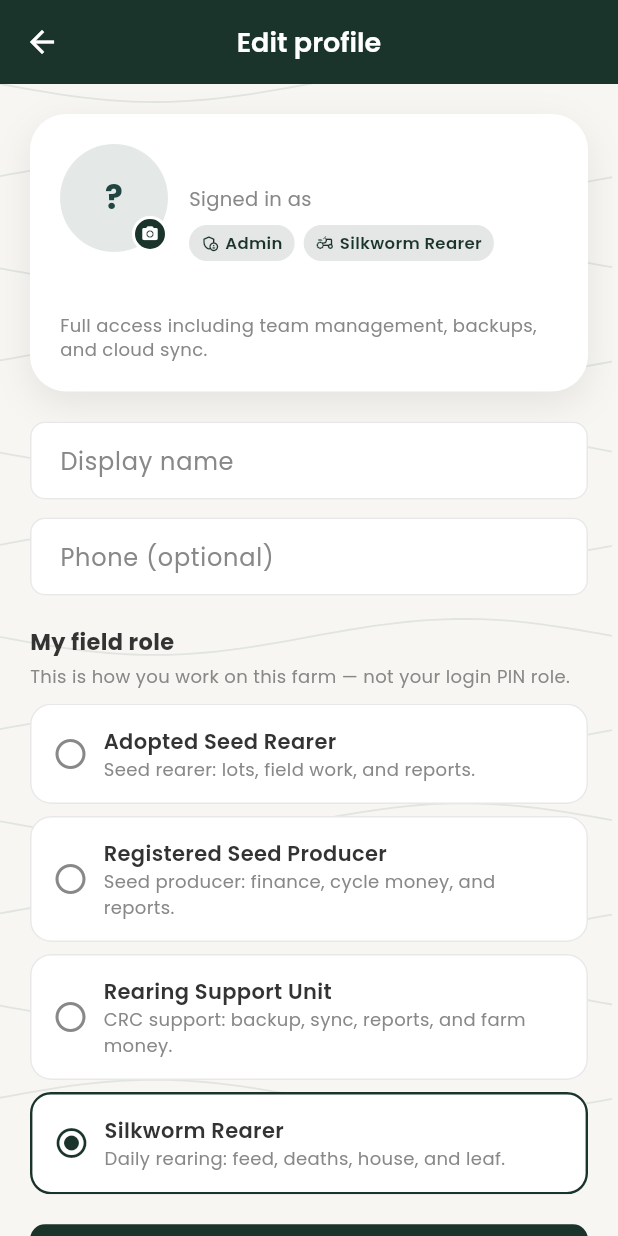
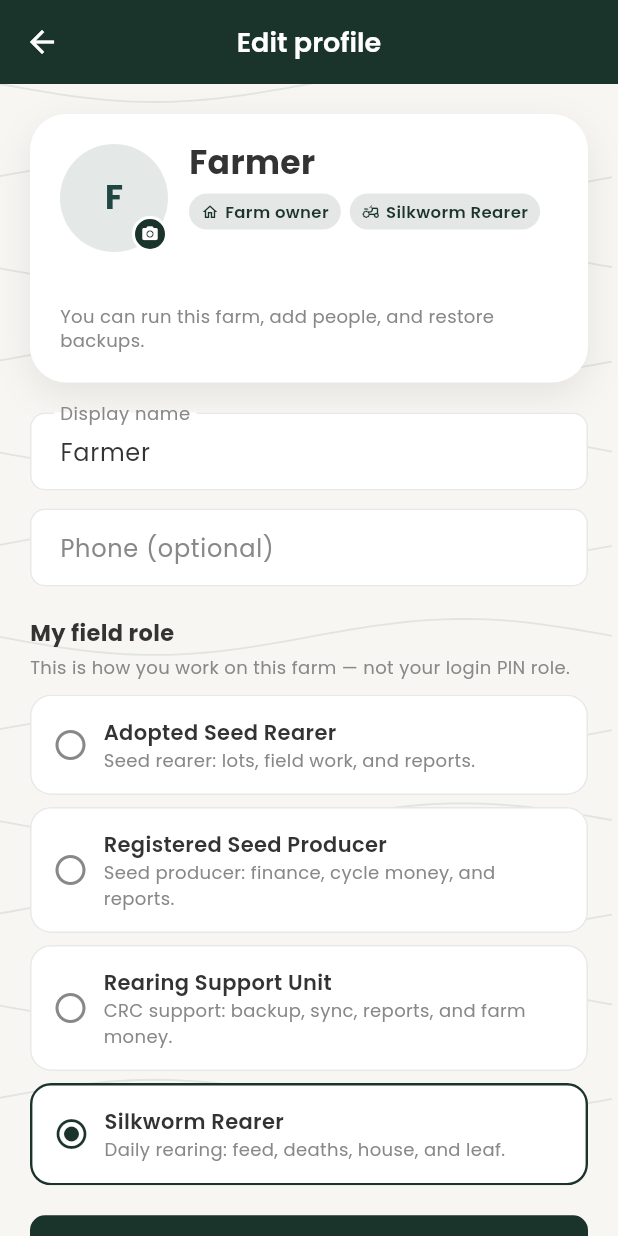
Before and after one commit to Dr-Rank1/Kalro-App, a Flutter app: the EditProfileScreen screen opened directly with empty values, on a phone screen of 412 x 824 dp. Run offline on Flutter 3.47's test engine with Material 3 defaults, Android fonts, the phone set to English and light mode, and no system bars; our stand-ins replace file_picker, fl_chart, flutter_local_notifications, google_fonts, image_picker and 3 more; missing offline and left inert: dart:ffi, sqlite3; accounts and stored records are empty.

Commit message:
fix: replace Admin labels with farm owner language in the public UI
Farmers should see owner/worker access, not an admin console, including leftover Admin display names.

```diff
--- a/lib/app.dart
+++ b/lib/app.dart
@@ -84,8 +84,8 @@ class _KalroAppState extends State<KalroApp> {
         user: AppUser(
           id: 'test-user',
           farmId: 'test-farm',
-          username: 'admin',
-          displayName: 'Admin',
+          username: 'farmer',
+          displayName: 'Farmer',
           pinHash: 'test',
           permission: AccountPermission.admin,
           createdAt: DateTime(2020),
--- a/lib/components/profile/farm_team_strip.dart
+++ b/lib/components/profile/farm_team_strip.dart
@@ -75,7 +75,7 @@ class FarmTeamStrip extends StatelessWidget {
                             backgroundColor:
                                 KalroColors.primaryGreen.withValues(alpha: 0.12),
                             child: Text(
-                              _initials(member.displayName),
+                              _initials(member.farmerFacingName),
                               style: GoogleFonts.poppins(
                                 fontSize: 12,
                                 fontWeight: FontWeight.w700,
@@ -85,7 +85,7 @@ class FarmTeamStrip extends StatelessWidget {
                           ),
                           const SizedBox(height: 4),
                           Text(
-                            you ? 'You'.tr : member.displayName,
+                            you ? 'You'.tr : member.farmerFacingName,
                             maxLines: 1,
                             overflow: TextOverflow.ellipsis,
                             textAlign: TextAlign.center,
--- a/lib/components/profile/profile_header.dart
+++ b/lib/components/profile/profile_header.dart
@@ -42,7 +42,7 @@ class ProfileHeader extends StatelessWidget {
             crossAxisAlignment: CrossAxisAlignment.start,
             children: [
               _Avatar(
-                name: user.displayName,
+                name: user.farmerFacingName,
                 photoPath: photo,
                 onEditPhoto: onEditPhoto,
               ),
@@ -52,13 +52,14 @@ class ProfileHeader extends StatelessWidget {
                   crossAxisAlignment: CrossAxisAlignment.start,
                   children: [
                     Text(
-                      user.displayName,
+                      user.farmerFacingName,
                       style: GoogleFonts.poppins(
                         fontSize: 22,
                         fontWeight: FontWeight.w700,
                         height: 1.15,
                       ),
                     ),
+                    if (user.showsLoginName) ...[
                       const SizedBox(height: 2),
                       Text(
                         Translator.fill('Signed in as {name}', {
@@ -69,6 +70,7 @@ class ProfileHeader extends StatelessWidget {
                           color: KalroColors.textMuted,
                         ),
                       ),
+                    ],
                     const SizedBox(height: 8),
                     Wrap(
                       spacing: 6,
--- a/lib/l10n/sw_messages.dart
+++ b/lib/l10n/sw_messages.dart
@@ -66,6 +66,7 @@ const swahiliMessages = <String, String>{
   'archived': 'yaliyohifadhiwa',
   'Are you sure you want to log out?': 'Una uhakika unataka kutoka?',
   'Ask an admin to change farm name, county, or houses.': 'Omba msimamizi abadilishe jina la shamba, kaunti, au nyumba.',
+  'Ask the farm owner to change farm name, county, or houses.': 'Omba mmiliki wa shamba abadilishe jina la shamba, kaunti, au nyumba.',
   'Average survival': 'Wastani wa kuishi',
   'Avg Survival': 'Kiwango cha kuishi',
   'Avg survival': 'Wastani wa kuishi',
@@ -232,6 +233,7 @@ const swahiliMessages = <String, String>{
   'Enter a valid price': 'Weka bei sahihi',
   'Enter quantity': 'Weka kiasi',
   'Enter what you purchased': 'Weka ulichonunua',
+  'Enter your login name': 'Weka jina la kuingia',
   'Enter your name': 'Andika jina lako',
   'Enter your username': 'Weka jina la kuingia',
   'Entries': 'Nyingizo',
@@ -273,12 +275,18 @@ const swahiliMessages = <String, String>{
   'Farm management hub': 'Kituo cha usimamizi',
   'Farm management is for administrators. Use My farm work for daily rearing tasks.': 'Usimamizi ni kwa wasimamizi. Tumia kazi ya kila siku kwa ufugaji.',
   'Farm operations': 'Shughuli za shamba',
+  'Farm owner': 'Mmiliki wa shamba',
+  'Farm owner access only': 'Akaunti ya mmiliki wa shamba pekee',
+  'Farm owner access required': 'Unahitaji akaunti ya mmiliki wa shamba',
   'Farm phone (optional)': 'Simu ya shamba (si lazima)',
   'Farm reminders': 'Vikumbusho vya shamba',
   'Farm settings': 'Mipangilio ya shamba',
+  'Farm settings are for the farm owner. Use Today and Farm for daily rearing work.': 'Mipangilio ya shamba ni ya mmiliki. Tumia Leo na Shamba kwa kazi ya kila siku.',
   'Farm settings saved': 'Mipangilio ya shamba imehifadhiwa',
   'Farm sync code': 'Msimbo wa shamba',
   'Farm tab, or Feed on this screen.': 'Kichupo cha Shamba, au Chakula kwenye skrini hii.',
+  'Farm worker': 'Mfanyakazi wa shamba',
+  'Farmer': 'Mfugaji',
   'Fed to worms': 'Yamelishwa visuwak',
   'Fed today': 'Imelishwa leo',
   'Feed': 'Chakula',
@@ -549,6 +557,7 @@ const swahiliMessages = <String, String>{
   'OK': 'Sawa',
   'On track': 'Iko sawa',
   'On · {time}': 'Imewashwa · {time}',
+  'Only the farm owner can restore backups': 'Mmiliki wa shamba pekee anaweza kurejesha nakala',
   'Only you on this farm': 'Wewe peke yako shambani',
   'Open': 'Wazi',
   'Open Kalro to log feed, house, and deaths.': 'Fungua Kalro kurekodi chakula, nyumba, na vifo.',
@@ -845,6 +854,7 @@ const swahiliMessages = <String, String>{
   'Username': 'Jina la kuingia',
   'Users': 'Watumiaji',
   'View larvae stock and batch details': 'Tazama mabuu na maelezo ya kundi',
+  'View only': 'Kuangalia tu',
   'Viewer': 'Mtaazamaji',
   'vs typical': 'dhidi ya kawaida',
   'Watch mortality': 'Angalia vifo',
@@ -859,6 +869,9 @@ const swahiliMessages = <String, String>{
   'Wrong username or PIN.': 'Jina la kuingia au PIN si sahihi.',
   'Yield/100 eggs': 'Mavuno/mayai 100',
   'You': 'Wewe',
+  'You can look at farm records. You cannot change them.': 'Unaweza kuangalia rekodi za shamba. Huwezi kuzibadilisha.',
+  'You can record lots, feeding, and harvests.': 'Unaweza kurekodi makundi, chakula, na mavuno.',
+  'You can run this farm, add people, and restore backups.': 'Unaweza kuendesha shamba hili, kuongeza watu, na kurejesha nakala.',
   'You will need your farm name, username, and PIN to sign in again.': 'Utahitaji jina la shamba, jina la kuingia, na PIN ili uingie tena.',
   'You will see feed or rest, live larvae, and one-tap Feed / Deaths / House for every batch.': 'Utaona chakula au pumziko, mabuu hai, na Feed / Vifo / Nyumba kwa kila kundi.',
   'You · account': 'Wewe · akaunti',
--- a/lib/models/account_permission.dart
+++ b/lib/models/account_permission.dart
@@ -4,9 +4,9 @@ import '../l10n/translator.dart';
 import '../theme/kalro_colors.dart';
 
 enum AccountPermission {
-  admin('Admin'),
-  caretaker('Caretaker'),
-  viewer('Viewer');
+  admin('Farm owner'),
+  caretaker('Farm worker'),
+  viewer('View only');
 
   const AccountPermission(this._label);
 
@@ -24,14 +24,15 @@ enum AccountPermission {
 
   String get description => switch (this) {
         AccountPermission.admin =>
-          'Full access including team management, backups, and cloud sync.'.tr,
+          'You can run this farm, add people, and restore backups.'.tr,
         AccountPermission.caretaker =>
-          'Can record batches, logs, payments, and purchases. Cannot manage users.'.tr,
-        AccountPermission.viewer => 'Read-only access to farm data and reports.'.tr,
+          'You can record lots, feeding, and harvests.'.tr,
+        AccountPermission.viewer =>
+          'You can look at farm records. You cannot change them.'.tr,
       };
 
   IconData get icon => switch (this) {
-        AccountPermission.admin => Icons.admin_panel_settings_outlined,
+        AccountPermission.admin => Icons.home_outlined,
         AccountPermission.caretaker => Icons.agriculture_outlined,
         AccountPermission.viewer => Icons.visibility_outlined,
       };
--- a/lib/models/app_user.dart
+++ b/lib/models/app_user.dart
@@ -1,3 +1,4 @@
+import '../l10n/translator.dart';
 import 'account_permission.dart';
 
 class AppUser {
@@ -24,6 +25,18 @@ class AppUser {
   final bool active;
   final String? phone;
   final String? photoPath;
+
+  /// Name shown in farmer UI. Legacy accounts used "Admin".
+  String get farmerFacingName {
+    final name = displayName.trim();
+    if (name.isEmpty || name.toLowerCase() == 'admin') return 'Farmer'.tr;
+    return name;
+  }
+
+  bool get showsLoginName {
+    final login = username.trim().toLowerCase();
+    return login.isNotEmpty && login != 'admin';
+  }
 
   AppUser copyWith({
     String? displayName,
--- a/lib/screens/admin_hub_screen.dart
+++ b/lib/screens/admin_hub_screen.dart
@@ -180,7 +180,7 @@ class _AdminHubScreenState extends State<AdminHubScreen> {
                 ),
                 SizedBox(height: 16),
                 Text(
-                  'Admin access only'.tr,
+                  'Farm owner access only'.tr,
                   style: GoogleFonts.poppins(
                     fontSize: 18,
                     fontWeight: FontWeight.w600,
@@ -188,7 +188,7 @@ class _AdminHubScreenState extends State<AdminHubScreen> {
                 ),
                 SizedBox(height: 8),
                 Text(
-                  'Farm management is for administrators. Use My farm work for daily rearing tasks.'
+                  'Farm settings are for the farm owner. Use Today and Farm for daily rearing work.'
                       .tr,
                   textAlign: TextAlign.center,
                   style: GoogleFonts.poppins(
--- a/lib/screens/data_management_screen.dart
+++ b/lib/screens/data_management_screen.dart
@@ -54,7 +54,7 @@ class _DataManagementScreenState extends State<DataManagementScreen> {
   Future<void> _importBackup() async {
     if (!_permissions.canRestoreBackup(widget.session.user)) {
       ScaffoldMessenger.of(context).showSnackBar(
-        SnackBar(content: Text('Admin access required to restore backups'.tr)),
+        SnackBar(content: Text('Only the farm owner can restore backups'.tr)),
       );
       return;
     }
@@ -161,8 +161,8 @@ class _DataManagementScreenState extends State<DataManagementScreen> {
           AdminSectionHeader(
             title: 'Restore'.tr,
             subtitle: canRestore
-                ? 'Replace local data with a backup file from another device.'
-                : 'Admin access required to restore backups.',
+                ? 'Replace local data with a backup file from another device.'.tr
+                : 'Only the farm owner can restore backups.'.tr,
           ),
           SizedBox(height: 16),
           OutlinedButton(
--- a/lib/screens/edit_profile_screen.dart
+++ b/lib/screens/edit_profile_screen.dart
@@ -42,7 +42,7 @@ class _EditProfileScreenState extends State<EditProfileScreen> {
     super.initState();
     _auth = widget.authRepository ?? AuthRepository.forSession(widget.session);
     _session = widget.session;
-    _name = TextEditingController(text: _session.user.displayName);
+    _name = TextEditingController(text: _session.user.farmerFacingName);
     _phone = TextEditingController(text: _session.user.phone ?? '');
     widget.userPreferences.getRole().then((role) {
       if (mounted) setState(() => _role = role);
--- a/lib/screens/farm_settings_screen.dart
+++ b/lib/screens/farm_settings_screen.dart
@@ -70,7 +70,7 @@ class _FarmSettingsScreenState extends State<FarmSettingsScreen> {
     if (!_permissions.canManageUsers(widget.session.user)) {
       ScaffoldMessenger.of(
         context,
-      ).showSnackBar(SnackBar(content: Text('Admin access required'.tr)));
+      ).showSnackBar(SnackBar(content: Text('Farm owner access required'.tr)));
       return;
     }
 
@@ -249,7 +249,7 @@ class _FarmSettingsScreenState extends State<FarmSettingsScreen> {
             )
           else
             Text(
-              'Ask an admin to change farm name, county, or houses.'.tr,
+              'Ask the farm owner to change farm name, county, or houses.'.tr,
               style: GoogleFonts.poppins(
                 fontSize: 13,
                 color: KalroColors.textMuted,
--- a/lib/screens/login_screen.dart
+++ b/lib/screens/login_screen.dart
@@ -277,13 +277,13 @@ class _LoginScreenState extends State<LoginScreen> {
               textInputAction: TextInputAction.next,
               autocorrect: false,
               decoration: InputDecoration(
-                labelText: 'Username'.tr,
+                labelText: 'Login name'.tr,
                 filled: true,
                 fillColor: Colors.white,
               ),
               validator: (value) {
                 if (value == null || value.trim().isEmpty) {
-                  return 'Enter your username'.tr;
+                  return 'Enter your login name'.tr;
                 }
                 return null;
               },
--- a/lib/screens/onboarding_screen.dart
+++ b/lib/screens/onboarding_screen.dart
@@ -33,7 +33,7 @@ class _OnboardingScreenState extends State<OnboardingScreen> {
   UserRole? _role = UserRole.swr;
   final _nameController = TextEditingController(text: 'Farmer');
   final _orgController = TextEditingController(text: 'Kalro Sericulture Farm');
-  final _usernameController = TextEditingController(text: 'admin');
+  final _usernameController = TextEditingController(text: 'farmer');
   final _pinController = TextEditingController();
   final _confirmPinController = TextEditingController();
   var _saving = false;
--- a/lib/services/profile_service.dart
+++ b/lib/services/profile_service.dart
@@ -142,7 +142,7 @@ class ProfileService {
         : (liveSurvivalN > 0 ? liveSurvivalSum / liveSurvivalN : 0.0);
 
     return ProfileSummary(
-      name: session.user.displayName,
+      name: session.user.farmerFacingName,
       org: session.farm.orgName,
       id: session.user.id,
       role: role,
--- a/lib/services/user_preferences.dart
+++ b/lib/services/user_preferences.dart
@@ -99,7 +99,11 @@ class UserPreferences {
 
   Future<String> getDisplayName() async {
     final prefs = await SharedPreferences.getInstance();
-    return prefs.getString(_nameKey) ?? 'Farmer';
+    final name = prefs.getString(_nameKey) ?? 'Farmer';
+    if (name.trim().isEmpty || name.trim().toLowerCase() == 'admin') {
+      return 'Farmer';
+    }
+    return name;
   }
 
   Future<String> getOrgName() async {
```
Also changed, not shown: lib/screens/user_management_screen.dart (+16 -15 lines), 2 other files. Lines whose indentation alone changed are shown as unchanged.
